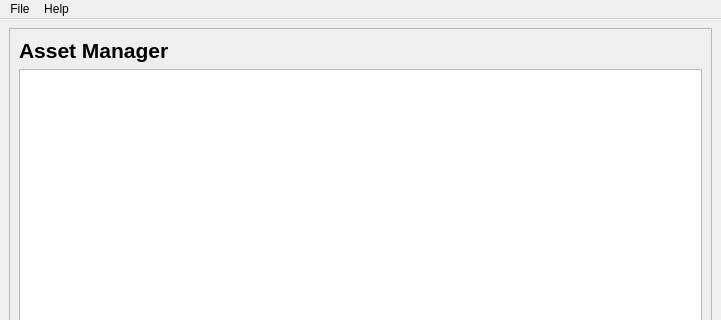
Above: mainwindow.ui from CalebRichmond04/CS245-Final before the change; both pictures show x 0 to 721 and y 0 to 320 of the 721 by 473 pixel window. Below: the same form after it.
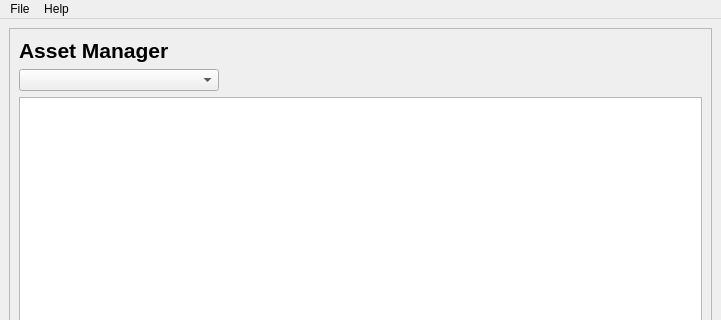
That is the form after the change.

Commit message: Added function for double clicking descrtiption to bring up a message window with the full description. also added functionality for database connection along with the category drop box. Still need to implment the filtering

The edit to the form file:
```diff
--- a/mainwindow.ui
+++ b/mainwindow.ui
@@ -43,6 +43,16 @@
           </property>
          </widget>
         </item>
+        <item>
+         <widget class="QComboBox" name="categoryBox">
+          <property name="maximumSize">
+           <size>
+            <width>200</width>
+            <height>16777215</height>
+           </size>
+          </property>
+         </widget>
+        </item>
         <item>
          <widget class="QTableView" name="assetTable"/>
         </item>
```
The commit also changes 8 other files.
